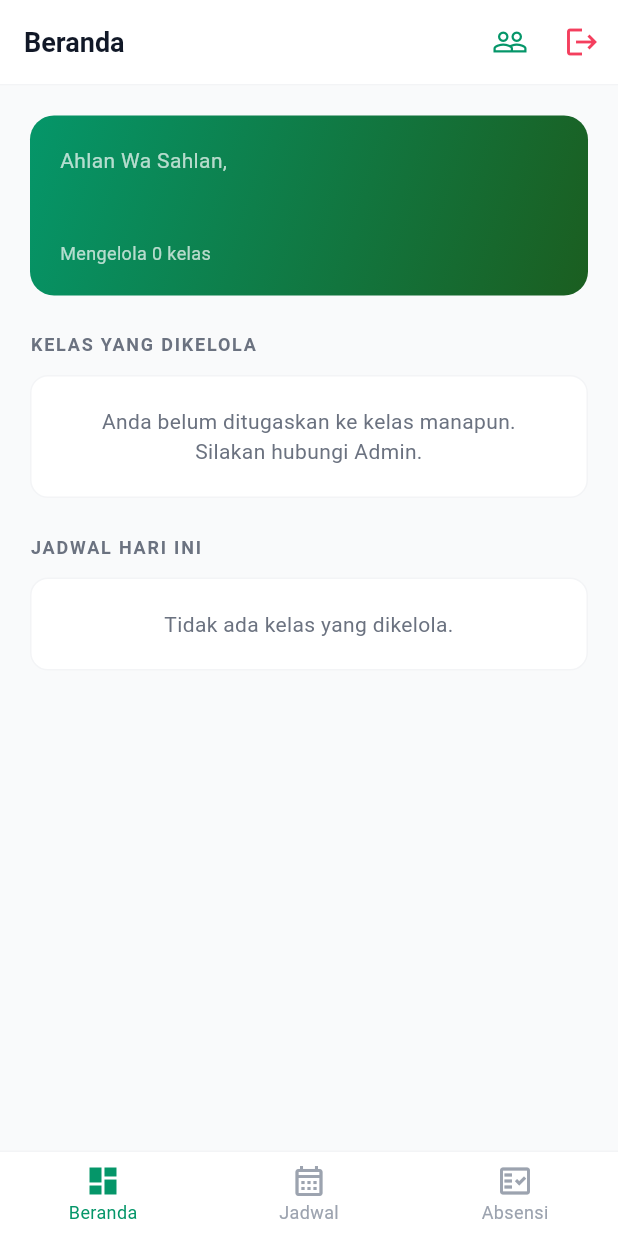
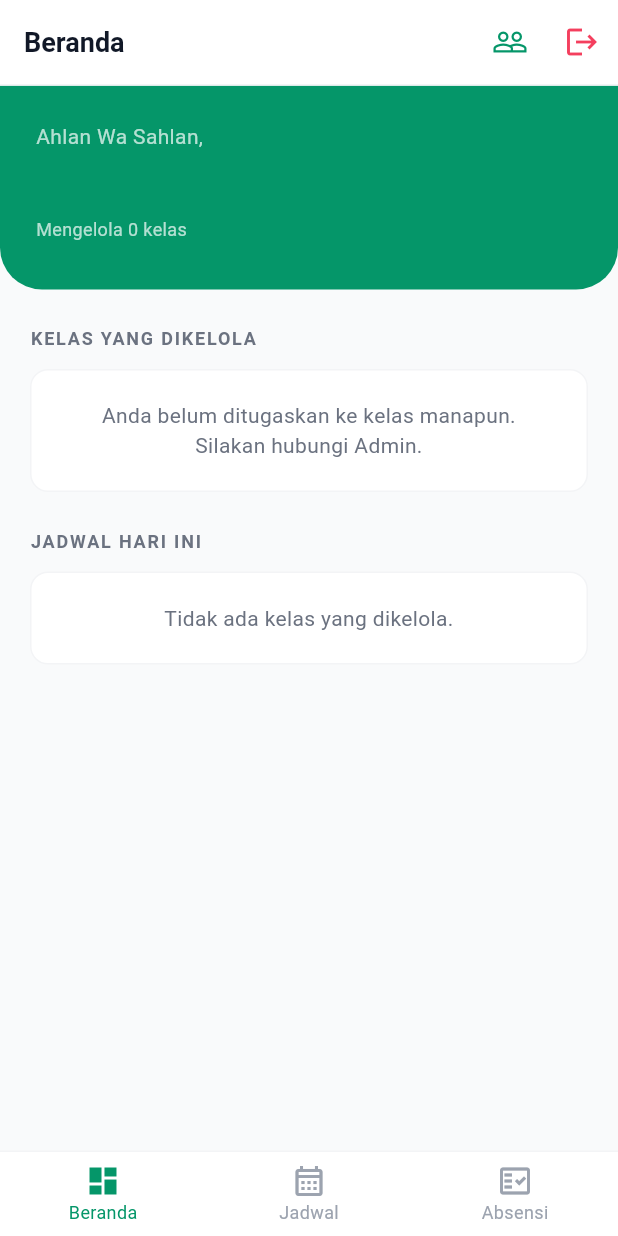
Before and after one commit to alifrds-code/al_falah_app-revisi, a Flutter app: the BerandaAsisten screen opened directly with empty values, on a phone screen of 412 x 824 dp. Run offline on Flutter 3.47's test engine with Material 3 defaults, Android fonts, the phone set to English and light mode, and no system bars; our stand-ins replace cloud_firestore, firebase_auth, firebase_core, image_picker, shared_preferences; accounts and stored records are empty.

Commit message:
penesuaian banner 3 halaman beranda

```diff
--- a/lib/view/admin/beranda_admin.dart
+++ b/lib/view/admin/beranda_admin.dart
@@ -86,12 +86,12 @@ class _BerandaAdminState extends State<BerandaAdmin> {
             // HEADER WELCOME SECTION
             Container(
               width: double.infinity,
-              padding: const EdgeInsets.symmetric(horizontal: 24, vertical: 32),
+              padding: const EdgeInsets.fromLTRB(24, 24, 24, 32),
               decoration: const BoxDecoration(
                 color: AppColors.primary,
                 borderRadius: BorderRadius.only(
-                  bottomLeft: Radius.circular(32),
-                  bottomRight: Radius.circular(32),
+                  bottomLeft: Radius.circular(28),
+                  bottomRight: Radius.circular(28),
                 ),
               ),
               child: Column(
--- a/lib/view/asisten/tab_beranda_asisten.dart
+++ b/lib/view/asisten/tab_beranda_asisten.dart
@@ -60,21 +60,20 @@ class _TabBerandaAsistenState extends State<TabBerandaAsisten> {
     }
 
     return SingleChildScrollView(
-      padding: const EdgeInsets.all(20),
+      physics: const AlwaysScrollableScrollPhysics(),
       child: Column(
         crossAxisAlignment: CrossAxisAlignment.start,
         children: [
           // GREETING
           Container(
             width: double.infinity,
-            padding: const EdgeInsets.all(20),
-            decoration: BoxDecoration(
-              gradient: const LinearGradient(
-                colors: [AppColors.primary, Color(0xFF1B5E20)],
-                begin: Alignment.topLeft,
-                end: Alignment.bottomRight,
+            padding: const EdgeInsets.fromLTRB(24, 24, 24, 32),
+            decoration: const BoxDecoration(
+              color: AppColors.primary,
+              borderRadius: BorderRadius.only(
+                bottomLeft: Radius.circular(28),
+                bottomRight: Radius.circular(28),
               ),
-              borderRadius: BorderRadius.circular(16),
             ),
             child: Column(
               crossAxisAlignment: CrossAxisAlignment.start,
@@ -101,7 +100,12 @@ class _TabBerandaAsistenState extends State<TabBerandaAsisten> {
             ),
           ),
 
-          const SizedBox(height: 24),
+          Padding(
+            padding: const EdgeInsets.symmetric(horizontal: 20),
+            child: Column(
+              crossAxisAlignment: CrossAxisAlignment.start,
+              children: [
+                const SizedBox(height: 24),
 
           // DAFTAR KELAS
           const Text(
@@ -301,6 +305,9 @@ class _TabBerandaAsistenState extends State<TabBerandaAsisten> {
             // This just renders a message if ALL streams are empty for today
             return const SizedBox.shrink();
           }),
+              ],
+            ),
+          ),
         ],
       ),
     );
--- a/lib/view/jamaah/tab_beranda.dart
+++ b/lib/view/jamaah/tab_beranda.dart
@@ -240,11 +240,7 @@ class _TabBerandaJamaahState extends State<TabBerandaJamaah> {
               width: double.infinity,
               padding: const EdgeInsets.fromLTRB(24, 24, 24, 32),
               decoration: const BoxDecoration(
-                gradient: LinearGradient(
-                  colors: [AppColors.primary, Color(0xFF1B5E20)],
-                  begin: Alignment.topLeft,
-                  end: Alignment.bottomRight,
-                ),
+                color: AppColors.primary,
                 borderRadius: BorderRadius.only(
                   bottomLeft: Radius.circular(28),
                   bottomRight: Radius.circular(28),
```
